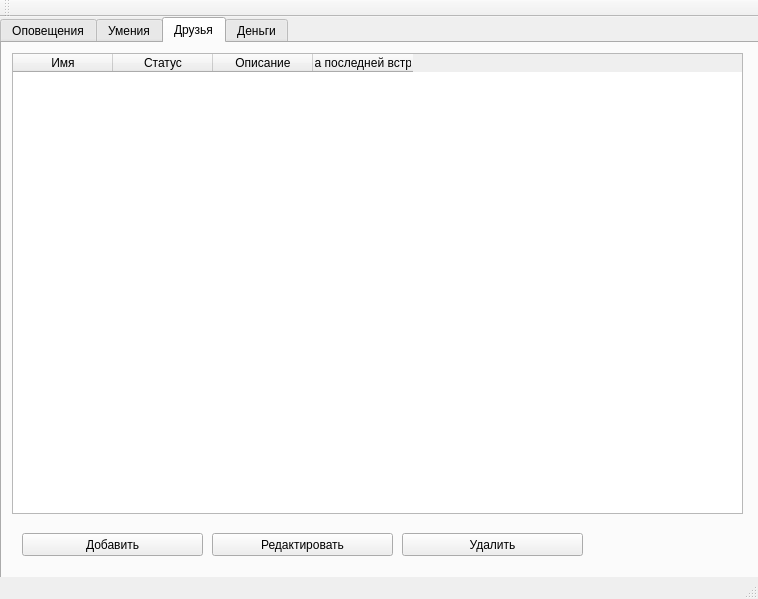
Before: the Qt Designer form main_window.ui in MelLain/Different, drawn with Qt 5.
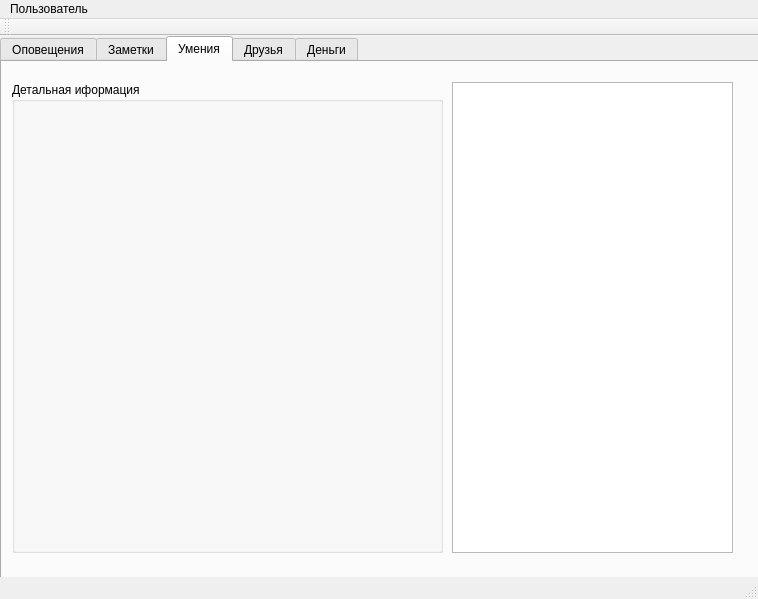
After: the same form once the commit is applied. The open tabs and pages were chosen to show the change. Icons and pictures are not drawn.

Patch:
```diff
--- a/main_window.ui
+++ b/main_window.ui
@@ -10,6 +10,18 @@
     <height>599</height>
    </rect>
   </property>
+  <property name="sizePolicy">
+   <sizepolicy hsizetype="Fixed" vsizetype="Fixed">
+    <horstretch>0</horstretch>
+    <verstretch>0</verstretch>
+   </sizepolicy>
+  </property>
+  <property name="maximumSize">
+   <size>
+    <width>758</width>
+    <height>599</height>
+   </size>
+  </property>
   <property name="windowTitle">
    <string>Помощник</string>
   </property>
@@ -23,6 +35,12 @@
       <height>571</height>
      </rect>
     </property>
+    <property name="sizePolicy">
+     <sizepolicy hsizetype="Fixed" vsizetype="Fixed">
+      <horstretch>0</horstretch>
+      <verstretch>0</verstretch>
+     </sizepolicy>
+    </property>
     <property name="currentIndex">
      <number>0</number>
     </property>
@@ -79,6 +97,21 @@
     </widget>
     <widget class="QWidget" name="tab_2">
      <attribute name="title">
+      <string>Заметки</string>
+     </attribute>
+     <widget class="QTextEdit" name="textEdit">
+      <property name="geometry">
+       <rect>
+        <x>10</x>
+        <y>10</y>
+        <width>731</width>
+        <height>511</height>
+       </rect>
+      </property>
+     </widget>
+    </widget>
+    <widget class="QWidget" name="tab_3">
+     <attribute name="title">
       <string>Умения</string>
      </attribute>
      <widget class="QListView" name="SkillsList">
@@ -90,6 +123,12 @@
         <height>471</height>
        </rect>
       </property>
+      <property name="sizePolicy">
+       <sizepolicy hsizetype="Fixed" vsizetype="Fixed">
+        <horstretch>0</horstretch>
+        <verstretch>0</verstretch>
+       </sizepolicy>
+      </property>
      </widget>
      <widget class="QGroupBox" name="groupBox">
       <property name="geometry">
@@ -100,12 +139,18 @@
         <height>471</height>
        </rect>
       </property>
+      <property name="sizePolicy">
+       <sizepolicy hsizetype="Fixed" vsizetype="Fixed">
+        <horstretch>0</horstretch>
+        <verstretch>0</verstretch>
+       </sizepolicy>
+      </property>
       <property name="title">
        <string>Детальная иформация</string>
       </property>
      </widget>
     </widget>
-    <widget class="QWidget" name="tab_3">
+    <widget class="QWidget" name="tab_4">
      <attribute name="title">
       <string>Друзья</string>
      </attribute>
@@ -185,7 +230,7 @@
       </property>
      </widget>
     </widget>
-    <widget class="QWidget" name="tab_4">
+    <widget class="QWidget" name="tab_5">
      <attribute name="title">
       <string>Деньги</string>
      </attribute>
@@ -201,6 +246,17 @@
      <height>21</height>
     </rect>
    </property>
+   <widget class="QMenu" name="menu">
+    <property name="title">
+     <string>Пользователь</string>
+    </property>
+    <addaction name="action"/>
+    <addaction name="separator"/>
+    <addaction name="action_3"/>
+    <addaction name="separator"/>
+    <addaction name="action_5"/>
+   </widget>
+   <addaction name="menu"/>
   </widget>
   <widget class="QToolBar" name="mainToolBar">
    <attribute name="toolBarArea">
```
Left out of the diff: 19 changed lines with no effect on the pictures.
